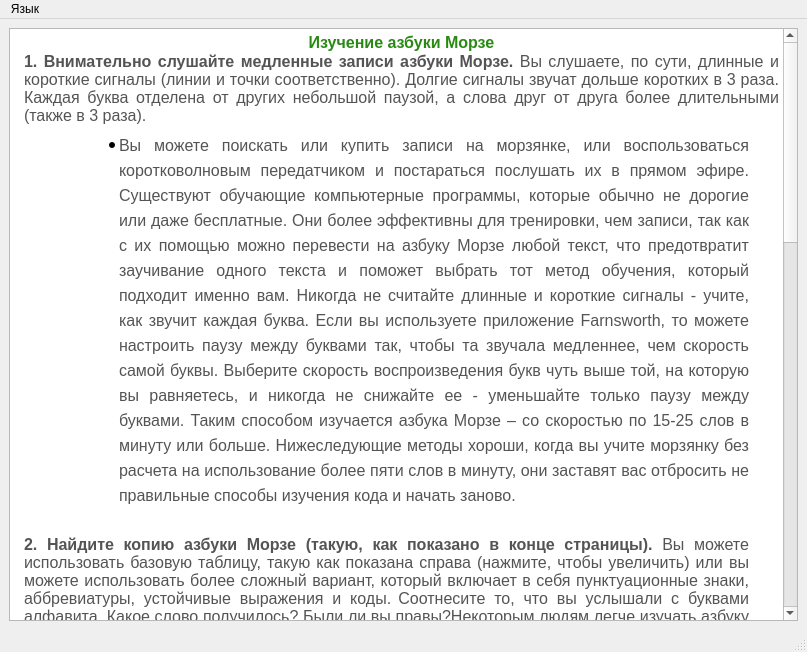
akbarshar1pov/morze, file Morze/studywindow.ui: the form before one commit.
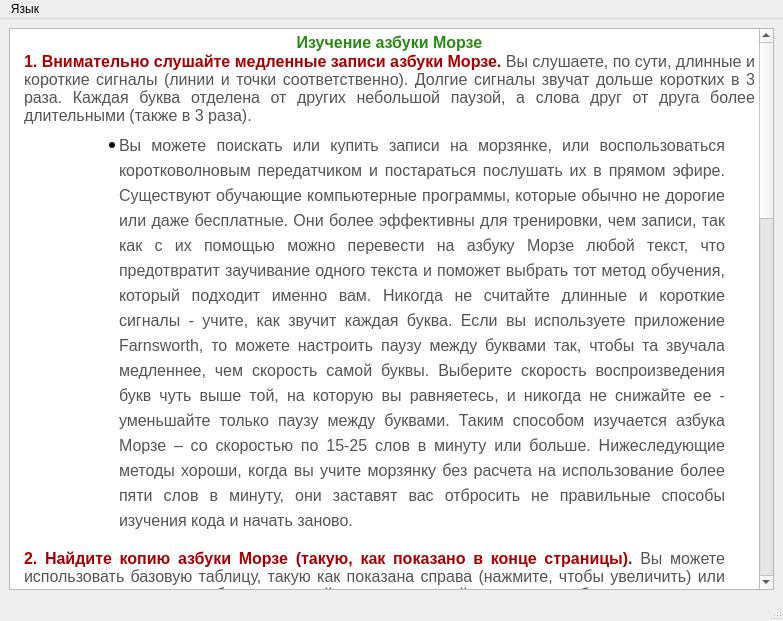
The form after the commit. Icons and pictures are not drawn.

What changed in the file:
```diff
--- a/Morze/studywindow.ui
+++ b/Morze/studywindow.ui
@@ -6,8 +6,8 @@
    <rect>
     <x>0</x>
     <y>0</y>
-    <width>807</width>
-    <height>652</height>
+    <width>783</width>
+    <height>621</height>
    </rect>
   </property>
   <property name="windowTitle">
@@ -15,7 +15,7 @@
   </property>
   <widget class="QWidget" name="centralwidget">
    <layout class="QGridLayout" name="gridLayout">
-    <item row="0" column="0">
+    <item row="0" column="1">
      <widget class="QTextBrowser" name="textBrowser">
       <property name="enabled">
        <bool>true</bool>
@@ -38,27 +38,21 @@
 p, li { white-space: pre-wrap; }
 &lt;/style&gt;&lt;/head&gt;&lt;body style=&quot; font-family:'MS Shell Dlg 2'; font-size:12pt; font-weight:400; font-style:normal;&quot;&gt;
 &lt;p align=&quot;center&quot; style=&quot; margin-top:0px; margin-bottom:0px; margin-left:10px; margin-right:0px; -qt-block-indent:0; text-indent:0px;&quot;&gt;&lt;span style=&quot; font-family:'Helvetica','Nimbus Sans L','Arial','Liberation Sans','sans-serif'; font-weight:600; color:#288a12;&quot;&gt;Изучение азбуки Морзе&lt;/span&gt;&lt;/p&gt;
-&lt;p style=&quot; margin-top:0px; margin-bottom:0px; margin-left:10px; margin-right:0px; -qt-block-indent:0; text-indent:0px;&quot;&gt;&lt;img src=&quot;:/img/1_Step_for_study_morze_code.jfif&quot; /&gt;&lt;/p&gt;
-&lt;p align=&quot;justify&quot; style=&quot; margin-top:0px; margin-bottom:0px; margin-left:10px; margin-right:0px; -qt-block-indent:0; text-indent:0px;&quot;&gt;&lt;span style=&quot; font-family:'Helvetica','Nimbus Sans L','Arial','Liberation Sans','sans-serif'; font-weight:600; color:#545454;&quot;&gt;1. &lt;/span&gt;&lt;span style=&quot; font-family:'inherit'; font-size:16px; font-weight:600; color:#545454;&quot;&gt;Внимательно слушайте медленные записи азбуки Морзе.&lt;/span&gt;&lt;span style=&quot; font-family:'Helvetica','Nimbus Sans L','Arial','Liberation Sans','sans-serif'; font-size:16px; color:#545454;&quot;&gt; Вы слушаете, по сути, длинные и короткие сигналы (линии и точки соответственно). Долгие сигналы звучат дольше коротких в 3 раза. Каждая буква отделена от других небольшой паузой, а слова друг от друга более длительными (также в 3 раза).&lt;/span&gt;&lt;/p&gt;
+&lt;p align=&quot;justify&quot; style=&quot; margin-top:0px; margin-bottom:0px; margin-left:10px; margin-right:0px; -qt-block-indent:0; text-indent:0px;&quot;&gt;&lt;span style=&quot; font-family:'Helvetica','Nimbus Sans L','Arial','Liberation Sans','sans-serif'; font-weight:600; color:#aa0000;&quot;&gt;1. &lt;/span&gt;&lt;span style=&quot; font-family:'inherit'; font-size:16px; font-weight:600; color:#aa0000;&quot;&gt;Внимательно слушайте медленные записи азбуки Морзе.&lt;/span&gt;&lt;span style=&quot; font-family:'Helvetica','Nimbus Sans L','Arial','Liberation Sans','sans-serif'; font-size:16px; color:#545454;&quot;&gt; Вы слушаете, по сути, длинные и короткие сигналы (линии и точки соответственно). Долгие сигналы звучат дольше коротких в 3 раза. Каждая буква отделена от других небольшой паузой, а слова друг от друга более длительными (также в 3 раза).&lt;/span&gt;&lt;/p&gt;
 &lt;ul style=&quot;margin-top: 0px; margin-bottom: 0px; margin-left: 0px; margin-right: 0px; -qt-list-indent: 1;&quot;&gt;&lt;li style=&quot; font-family:'inherit'; font-size:16px; color:#545454; background-color:#ffffff;&quot; align=&quot;justify&quot; style=&quot; margin-top:5px; margin-bottom:0px; margin-left:65px; margin-right:30px; -qt-block-indent:0; text-indent:0px; line-height:25px;&quot;&gt;&lt;span style=&quot; font-size:16px;&quot;&gt;Вы можете поискать или купить записи на морзянке, или воспользоваться коротковолновым передатчиком и постараться послушать их в прямом эфире. Существуют обучающие компьютерные программы, которые обычно не дорогие или даже бесплатные. Они более эффективны для тренировки, чем записи, так как с их помощью можно перевести на азбуку Морзе любой текст, что предотвратит заучивание одного текста и поможет выбрать тот метод обучения, который подходит именно вам. Никогда не считайте длинные и короткие сигналы - учите, как звучит каждая буква. Если вы используете приложение Farnsworth, то можете настроить паузу между буквами так, чтобы та звучала медленнее, чем скорость самой буквы. Выберите скорость воспроизведения букв чуть выше той, на которую вы равняетесь, и никогда не снижайте ее - уменьшайте только паузу между буквами. Таким способом изучается азбука Морзе – со скоростью по 15-25 слов в минуту или больше. Нижеследующие методы хороши, когда вы учите морзянку без расчета на использование более пяти слов в минуту, они заставят вас отбросить не правильные способы изучения кода и начать заново.&lt;/span&gt;&lt;/li&gt;&lt;/ul&gt;
-&lt;p style=&quot;-qt-paragraph-type:empty; margin-top:5px; margin-bottom:0px; margin-left:65px; margin-right:30px; -qt-block-indent:1; text-indent:0px; line-height:25px; font-family:'inherit'; font-size:16px; color:#545454; background-color:#ffffff;&quot;&gt;&lt;br /&gt;&lt;/p&gt;
-&lt;p style=&quot; margin-top:0px; margin-bottom:0px; margin-left:10px; margin-right:30px; -qt-block-indent:0; text-indent:0px;&quot;&gt;&lt;img src=&quot;:/img/2_Step_for_study_morze_code.jfif&quot; /&gt;&lt;/p&gt;
-&lt;p align=&quot;justify&quot; style=&quot; margin-top:0px; margin-bottom:0px; margin-left:10px; margin-right:30px; -qt-block-indent:0; text-indent:0px;&quot;&gt;&lt;span style=&quot; font-family:'inherit'; font-size:16px; font-weight:600; color:#545454;&quot;&gt;2. Найдите копию азбуки Морзе (такую, как показано в конце страницы).&lt;/span&gt;&lt;span style=&quot; font-family:'Helvetica','Nimbus Sans L','Arial','Liberation Sans','sans-serif'; font-size:16px; color:#545454;&quot;&gt; Вы можете использовать базовую таблицу, такую как показана справа (нажмите, чтобы увеличить) или вы можете использовать более сложный вариант, который включает в себя пунктуационные знаки, аббревиатуры, устойчивые выражения и коды.&lt;/span&gt;&lt;span style=&quot; font-family:'inherit'; font-size:16px; color:#545454; vertical-align:super;&quot;&gt; &lt;/span&gt;&lt;span style=&quot; font-family:'Helvetica','Nimbus Sans L','Arial','Liberation Sans','sans-serif'; font-size:16px; color:#545454;&quot;&gt;Соотнесите то, что вы услышали с буквами алфавита. Какое слово получилось? Были ли вы правы?Некоторым людям легче изучать азбуку Морзе записывая точки и линии, а затем сравнивая их с таблицей, так как показано на картинке; другие считают, что такой способ только замедляет процесс обучения. Поступайте так, как вам больше нравиться. Если вы выберете способ, который не предполагает транскрипции записанных точек и линий, то вы можете использовать таблицу произношения, которая содержит звуки сигналов азбуки Морзе, таким образом, как вы их слышите.&lt;/span&gt;&lt;/p&gt;
+&lt;p style=&quot;-qt-paragraph-type:empty; margin-top:0px; margin-bottom:0px; margin-left:10px; margin-right:30px; -qt-block-indent:0; text-indent:0px; font-family:'inherit'; font-size:16px; color:#545454;&quot;&gt;&lt;br /&gt;&lt;/p&gt;
+&lt;p align=&quot;justify&quot; style=&quot; margin-top:0px; margin-bottom:0px; margin-left:10px; margin-right:30px; -qt-block-indent:0; text-indent:0px;&quot;&gt;&lt;span style=&quot; font-family:'inherit'; font-size:16px; font-weight:600; color:#aa0000;&quot;&gt;2. Найдите копию азбуки Морзе (такую, как показано в конце страницы).&lt;/span&gt;&lt;span style=&quot; font-family:'Helvetica','Nimbus Sans L','Arial','Liberation Sans','sans-serif'; font-size:16px; color:#545454;&quot;&gt; Вы можете использовать базовую таблицу, такую как показана справа (нажмите, чтобы увеличить) или вы можете использовать более сложный вариант, который включает в себя пунктуационные знаки, аббревиатуры, устойчивые выражения и коды.&lt;/span&gt;&lt;span style=&quot; font-family:'inherit'; font-size:16px; color:#545454; vertical-align:super;&quot;&gt; &lt;/span&gt;&lt;span style=&quot; font-family:'Helvetica','Nimbus Sans L','Arial','Liberation Sans','sans-serif'; font-size:16px; color:#545454;&quot;&gt;Соотнесите то, что вы услышали с буквами алфавита. Какое слово получилось? Были ли вы правы?Некоторым людям легче изучать азбуку Морзе записывая точки и линии, а затем сравнивая их с таблицей, так как показано на картинке; другие считают, что такой способ только замедляет процесс обучения. Поступайте так, как вам больше нравиться. Если вы выберете способ, который не предполагает транскрипции записанных точек и линий, то вы можете использовать таблицу произношения, которая содержит звуки сигналов азбуки Морзе, таким образом, как вы их слышите.&lt;/span&gt;&lt;/p&gt;
 &lt;p style=&quot;-qt-paragraph-type:empty; margin-top:0px; margin-bottom:0px; margin-left:10px; margin-right:30px; -qt-block-indent:0; text-indent:0px; font-family:'Helvetica','Nimbus Sans L','Arial','Liberation Sans','sans-serif'; font-size:16px; color:#545454;&quot;&gt;&lt;br /&gt;&lt;/p&gt;
-&lt;p style=&quot; margin-top:0px; margin-bottom:0px; margin-left:10px; margin-right:30px; -qt-block-indent:0; text-indent:0px;&quot;&gt;&lt;img src=&quot;:/img/3_Step_for_study_morze_code.jfif&quot; /&gt;&lt;/p&gt;
-&lt;p align=&quot;justify&quot; style=&quot; margin-top:0px; margin-bottom:0px; margin-left:10px; margin-right:30px; -qt-block-indent:0; text-indent:0px;&quot;&gt;&lt;span style=&quot; font-family:'Helvetica','Nimbus Sans L','Arial','Liberation Sans','sans-serif'; font-weight:600; color:#545454;&quot;&gt;3. &lt;/span&gt;&lt;span style=&quot; font-family:'inherit'; font-size:16px; font-weight:600; color:#545454;&quot;&gt;Произносите.&lt;/span&gt;&lt;span style=&quot; font-family:'Helvetica','Nimbus Sans L','Arial','Liberation Sans','sans-serif'; font-size:16px; color:#545454;&quot;&gt; Отрабатывайте перевод простых слов и предложений на азбуку Морзе. Вначале вы можете записать слово, затем озвучить его, но со временем вам надо постараться сразу проговаривать слово. Вот, к примеру, английское слово “cat”. &lt;/span&gt;&lt;/p&gt;
+&lt;p align=&quot;justify&quot; style=&quot; margin-top:0px; margin-bottom:0px; margin-left:10px; margin-right:30px; -qt-block-indent:0; text-indent:0px;&quot;&gt;&lt;span style=&quot; font-family:'Helvetica','Nimbus Sans L','Arial','Liberation Sans','sans-serif'; font-weight:600; color:#aa0000;&quot;&gt;3. &lt;/span&gt;&lt;span style=&quot; font-family:'inherit'; font-size:16px; font-weight:600; color:#aa0000;&quot;&gt;Произносите.&lt;/span&gt;&lt;span style=&quot; font-family:'Helvetica','Nimbus Sans L','Arial','Liberation Sans','sans-serif'; font-size:16px; color:#545454;&quot;&gt; Отрабатывайте перевод простых слов и предложений на азбуку Морзе. Вначале вы можете записать слово, затем озвучить его, но со временем вам надо постараться сразу проговаривать слово. Вот, к примеру, английское слово “cat”. &lt;/span&gt;&lt;/p&gt;
 &lt;p align=&quot;justify&quot; style=&quot; margin-top:0px; margin-bottom:0px; margin-left:10px; margin-right:30px; -qt-block-indent:0; text-indent:0px;&quot;&gt;&lt;span style=&quot; font-family:'Helvetica','Nimbus Sans L','Arial','Liberation Sans','sans-serif'; font-size:16px; color:#545454;&quot;&gt;Запишите его: &amp;quot;&lt;/span&gt;&lt;span style=&quot; font-family:'inherit'; font-size:16px; color:#545454;&quot;&gt;-.-.&amp;quot;   &amp;quot;.-&amp;quot;   &amp;quot;-&amp;quot;, &lt;/span&gt;&lt;span style=&quot; font-family:'Helvetica','Nimbus Sans L','Arial','Liberation Sans','sans-serif'; font-size:16px; color:#545454;&quot;&gt;после озвучьте слово (вы можете использовать кнопки на мобильном телефоне или озвучить с помощью голоса – именно этот способ, скорее всего, поможет вам скорее освоить азбуку Морзе). Чтобы произносить азбуку Морзе, вы должны помнить, что дит произносится с коротким «и» и глухой «т». Дах – это короткий звук. На английском языке слово “cat” произноситься как «дах-ди-дах-ди ди-дах дах». Как только вы освоитесь, выберите детскую книгу и постарайтесь перевести ее текст в азбуку Морзе, без записывания букв. Запишите себя и проиграйте запись после, чтобы проверить насколько правильно вы справились.&lt;/span&gt;&lt;/p&gt;
 &lt;ul style=&quot;margin-top: 0px; margin-bottom: 0px; margin-left: 0px; margin-right: 0px; -qt-list-indent: 1;&quot;&gt;&lt;li style=&quot; font-family:'inherit'; font-size:16px; color:#545454; background-color:#ffffff;&quot; align=&quot;justify&quot; style=&quot; margin-top:5px; margin-bottom:0px; margin-left:65px; margin-right:30px; -qt-block-indent:0; text-indent:0px; line-height:25px;&quot;&gt;&lt;span style=&quot; font-size:16px;&quot;&gt;Не забывайте про паузы. Каждую букву должны отделять паузы, по длине равные озвучке тире (т.е. в три раза дольше звучания точки). Каждое слово должно окружаться паузами, длина пауз - порядка 7 длин звучания точки. Чем лучше вы отработаете расстановку пауз, тем проще будет понять ваш код.&lt;/span&gt;&lt;/li&gt;&lt;/ul&gt;
-&lt;p style=&quot;-qt-paragraph-type:empty; margin-top:5px; margin-bottom:0px; margin-left:65px; margin-right:30px; -qt-block-indent:1; text-indent:0px; line-height:25px; font-family:'inherit'; font-size:16px; color:#545454; background-color:#ffffff;&quot;&gt;&lt;br /&gt;&lt;/p&gt;
-&lt;p style=&quot; margin-top:0px; margin-bottom:0px; margin-left:10px; margin-right:30px; -qt-block-indent:0; text-indent:0px;&quot;&gt;&lt;img src=&quot;:/img/4_Step_for_study_morze_code.jfif&quot; /&gt;&lt;/p&gt;
-&lt;p align=&quot;justify&quot; style=&quot; margin-top:0px; margin-bottom:0px; margin-left:10px; margin-right:30px; -qt-block-indent:0; text-indent:0px;&quot;&gt;&lt;span style=&quot; font-family:'inherit'; font-size:16px; font-weight:600; color:#545454;&quot;&gt;4. Начните с запоминания самых простых букв.&lt;/span&gt;&lt;span style=&quot; font-family:'inherit'; font-size:16px; color:#545454; vertical-align:super;&quot;&gt; &lt;/span&gt;&lt;span style=&quot; font-family:'Helvetica','Nimbus Sans L','Arial','Liberation Sans','sans-serif'; font-size:16px; color:#545454;&quot;&gt;Если говорить про английский алфавит, то буква Т, обозначается как “-”, а буква Е, записывается как “.”. Буква М пишется как “- -”, а I - “. .”. Постепенно переходите к буквам, для записи которых требуется 3-4 символа точки или черточки подряд. Затем начните заучивать комбинации точек и линий, от простых к сложным. Самые сложные комбинации оставьте на изучение в последнюю очередь. К счастью к таким относятся самые редко используемые буквы (в английском языке это - Q, Y, X, и V), поэтому, как только вы поняли принцип построения букв в азбуке Морзе, то сфокусируйтесь на наиболее часто используемых буквах в начале. Обратите внимание, что в английском буквы E и T имеют самую короткую запись, а буквы K, Z, Q, и X имеют длинную форму записи.&lt;/span&gt;&lt;/p&gt;
+&lt;p style=&quot;-qt-paragraph-type:empty; margin-top:0px; margin-bottom:0px; margin-left:10px; margin-right:30px; -qt-block-indent:0; text-indent:0px; font-family:'inherit'; font-size:16px; color:#545454;&quot;&gt;&lt;br /&gt;&lt;/p&gt;
+&lt;p align=&quot;justify&quot; style=&quot; margin-top:0px; margin-bottom:0px; margin-left:10px; margin-right:30px; -qt-block-indent:0; text-indent:0px;&quot;&gt;&lt;span style=&quot; font-family:'inherit'; font-size:16px; font-weight:600; color:#aa0000;&quot;&gt;4. Начните с запоминания самых простых букв.&lt;/span&gt;&lt;span style=&quot; font-family:'inherit'; font-size:16px; color:#545454; vertical-align:super;&quot;&gt; &lt;/span&gt;&lt;span style=&quot; font-family:'Helvetica','Nimbus Sans L','Arial','Liberation Sans','sans-serif'; font-size:16px; color:#545454;&quot;&gt;Если говорить про английский алфавит, то буква Т, обозначается как “-”, а буква Е, записывается как “.”. Буква М пишется как “- -”, а I - “. .”. Постепенно переходите к буквам, для записи которых требуется 3-4 символа точки или черточки подряд. Затем начните заучивать комбинации точек и линий, от простых к сложным. Самые сложные комбинации оставьте на изучение в последнюю очередь. К счастью к таким относятся самые редко используемые буквы (в английском языке это - Q, Y, X, и V), поэтому, как только вы поняли принцип построения букв в азбуке Морзе, то сфокусируйтесь на наиболее часто используемых буквах в начале. Обратите внимание, что в английском буквы E и T имеют самую короткую запись, а буквы K, Z, Q, и X имеют длинную форму записи.&lt;/span&gt;&lt;/p&gt;
 &lt;p style=&quot;-qt-paragraph-type:empty; margin-top:0px; margin-bottom:0px; margin-left:10px; margin-right:30px; -qt-block-indent:0; text-indent:0px; font-family:'Helvetica','Nimbus Sans L','Arial','Liberation Sans','sans-serif'; font-size:16px; color:#545454;&quot;&gt;&lt;br /&gt;&lt;/p&gt;
-&lt;p style=&quot; margin-top:0px; margin-bottom:0px; margin-left:10px; margin-right:30px; -qt-block-indent:0; text-indent:0px;&quot;&gt;&lt;img src=&quot;:/img/5_Step_for_study_morze_code.jfif&quot; /&gt;&lt;/p&gt;
-&lt;p align=&quot;justify&quot; style=&quot; margin-top:0px; margin-bottom:0px; margin-left:10px; margin-right:30px; -qt-block-indent:0; text-indent:0px;&quot;&gt;&lt;span style=&quot; font-family:'Helvetica','Nimbus Sans L','Arial','Liberation Sans','sans-serif'; font-weight:600; color:#545454;&quot;&gt;5. &lt;/span&gt;&lt;span style=&quot; font-family:'inherit'; font-size:16px; font-weight:600; color:#545454;&quot;&gt;Создавайте ассоциации.&lt;/span&gt;&lt;span style=&quot; font-family:'Helvetica','Nimbus Sans L','Arial','Liberation Sans','sans-serif'; font-size:16px; color:#545454;&quot;&gt; Например, “п” - “пи-лаа-поо-ёт, пи-лаа-ноо-ет”. С учетом того, что в мире существует больше одного алфавита, а вы читаете эту статью на русском языке, то вам, скорее всего, интересны ассоциации, подходящие для символов русского алфавита. По этой причине мы не приводим в данном пункте варианты для латиницы. Вместо этого мы советуем вам изучить статью, обратив особое внимание на мнемоническую форму каждой буквы. Существуют мнемонические коды для запоминания азбуки Морзе, которые придуманы много лет назад; вы можете купить их или найти их в интернете.&lt;/span&gt;&lt;/p&gt;
+&lt;p align=&quot;justify&quot; style=&quot; margin-top:0px; margin-bottom:0px; margin-left:10px; margin-right:30px; -qt-block-indent:0; text-indent:0px;&quot;&gt;&lt;span style=&quot; font-family:'Helvetica','Nimbus Sans L','Arial','Liberation Sans','sans-serif'; font-weight:600; color:#aa0000;&quot;&gt;5. &lt;/span&gt;&lt;span style=&quot; font-family:'inherit'; font-size:16px; font-weight:600; color:#aa0000;&quot;&gt;Создавайте ассоциации.&lt;/span&gt;&lt;span style=&quot; font-family:'Helvetica','Nimbus Sans L','Arial','Liberation Sans','sans-serif'; font-size:16px; color:#545454;&quot;&gt; Например, “п” - “пи-лаа-поо-ёт, пи-лаа-ноо-ет”. С учетом того, что в мире существует больше одного алфавита, а вы читаете эту статью на русском языке, то вам, скорее всего, интересны ассоциации, подходящие для символов русского алфавита. По этой причине мы не приводим в данном пункте варианты для латиницы. Вместо этого мы советуем вам изучить статью, обратив особое внимание на мнемоническую форму каждой буквы. Существуют мнемонические коды для запоминания азбуки Морзе, которые придуманы много лет назад; вы можете купить их или найти их в интернете.&lt;/span&gt;&lt;/p&gt;
 &lt;ul style=&quot;margin-top: 0px; margin-bottom: 0px; margin-left: 0px; margin-right: 0px; -qt-list-indent: 1;&quot;&gt;&lt;li style=&quot; font-family:'inherit'; font-size:16px; color:#545454; background-color:#ffffff;&quot; align=&quot;justify&quot; style=&quot; margin-top:5px; margin-bottom:0px; margin-left:65px; margin-right:30px; -qt-block-indent:0; text-indent:0px; line-height:25px;&quot;&gt;&lt;span style=&quot; font-size:16px;&quot;&gt;Если вы любите музыку, то попробуйте выстроить ассоциации между морзянкой и мелодиями, с которыми вы знакомы. Так, симфония №5 Бетховена и ее характерное начало (да-да-да-даааа) могут встать рядом с латинской буквой “V” или римской цифрой “5”. Кстати, не правда ли, “победная” мелодия? Во время Второй Мировой вещание BBC начиналось с этих 4 нот именно из-за их ассоциации с английским словом “victory”, (победа)!&lt;/span&gt;&lt;/li&gt;&lt;/ul&gt;
-&lt;p align=&quot;justify&quot; style=&quot;-qt-paragraph-type:empty; margin-top:5px; margin-bottom:0px; margin-left:65px; margin-right:30px; -qt-block-indent:1; text-indent:0px; line-height:25px; font-family:'inherit'; font-size:16px; color:#545454; background-color:#ffffff;&quot;&gt;&lt;br /&gt;&lt;/p&gt;
-&lt;p style=&quot; margin-top:0px; margin-bottom:0px; margin-left:10px; margin-right:30px; -qt-block-indent:0; text-indent:0px;&quot;&gt;&lt;img src=&quot;:/img/6_Step_for_study_morze_code.jfif&quot; /&gt;&lt;/p&gt;
-&lt;p align=&quot;justify&quot; style=&quot; margin-top:0px; margin-bottom:0px; margin-left:10px; margin-right:30px; -qt-block-indent:0; text-indent:0px;&quot;&gt;&lt;span style=&quot; font-family:'inherit'; font-size:16px; font-weight:600; color:#545454;&quot;&gt;6. Получайте удовольствие от обучения.&lt;/span&gt;&lt;span style=&quot; font-family:'Helvetica','Nimbus Sans L','Arial','Liberation Sans','sans-serif'; font-size:16px; color:#545454;&quot;&gt; Хотите привлечь друзей в изучение? Научите их моргать по азбуке Морзе. И если, скажем, друг отведет вас на не удачное свидание вслепую, то вы можете проморгать ему “SOS”! Используйте азбуку Морзе, чтобы зашифровать свои секретные записи, или вести дневник или даже рассказывать пошлые шутки, чтобы никто кроме вас и ваших друзей этого их не понял! Отправьте кому-нибудь открытку с текстом на морзянке. Признайтесь на морзянке в любви (это очень романтично). В общем, веселитесь, делайте то, что вам нравится, используя для этого азбуку Морзе - и вы выучите ее гораздо быстрее.&lt;/span&gt;&lt;/p&gt;&lt;/body&gt;&lt;/html&gt;</string>
+&lt;p style=&quot;-qt-paragraph-type:empty; margin-top:0px; margin-bottom:0px; margin-left:10px; margin-right:30px; -qt-block-indent:0; text-indent:0px; font-family:'inherit'; font-size:16px; color:#545454;&quot;&gt;&lt;br /&gt;&lt;/p&gt;
+&lt;p align=&quot;justify&quot; style=&quot; margin-top:0px; margin-bottom:0px; margin-left:10px; margin-right:30px; -qt-block-indent:0; text-indent:0px;&quot;&gt;&lt;span style=&quot; font-family:'inherit'; font-size:16px; font-weight:600; color:#aa0000;&quot;&gt;6. Получайте удовольствие от обучения.&lt;/span&gt;&lt;span style=&quot; font-family:'Helvetica','Nimbus Sans L','Arial','Liberation Sans','sans-serif'; font-size:16px; color:#aa0000;&quot;&gt; &lt;/span&gt;&lt;span style=&quot; font-family:'Helvetica','Nimbus Sans L','Arial','Liberation Sans','sans-serif'; font-size:16px; color:#545454;&quot;&gt;Хотите привлечь друзей в изучение? Научите их моргать по азбуке Морзе. И если, скажем, друг отведет вас на не удачное свидание вслепую, то вы можете проморгать ему “SOS”! Используйте азбуку Морзе, чтобы зашифровать свои секретные записи, или вести дневник или даже рассказывать пошлые шутки, чтобы никто кроме вас и ваших друзей этого их не понял! Отправьте кому-нибудь открытку с текстом на морзянке. Признайтесь на морзянке в любви (это очень романтично). В общем, веселитесь, делайте то, что вам нравится, используя для этого азбуку Морзе - и вы выучите ее гораздо быстрее.&lt;/span&gt;&lt;/p&gt;&lt;/body&gt;&lt;/html&gt;</string>
       </property>
      </widget>
     </item>
@@ -69,7 +63,7 @@
     <rect>
      <x>0</x>
      <y>0</y>
-     <width>807</width>
+     <width>783</width>
      <height>26</height>
     </rect>
    </property>
```
